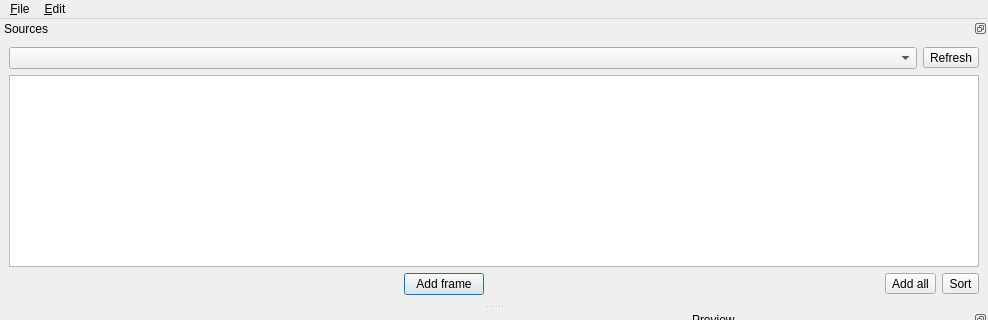
Qt form animation-editor/editor.ui (dos1/libsuperderpy-utils) before a commit; both pictures show x 0 to 988 and y 0 to 320 of the 988 by 637 pixel window.
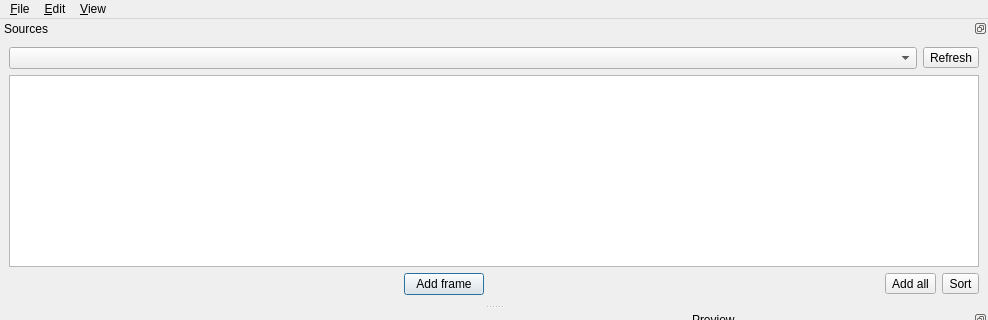
The same form after that commit. Icons and pictures are not drawn. Custom widgets are drawn as their Qt base class.

Commit message: animation-editor: Allow to toggle linear filtering in preview

Patch:
```diff
--- a/animation-editor/editor.ui
+++ b/animation-editor/editor.ui
@@ -326,8 +326,15 @@
     <addaction name="actionCopy"/>
     <addaction name="actionPaste"/>
    </widget>
+   <widget class="QMenu" name="menu_View">
+    <property name="title">
+     <string>&amp;View</string>
+    </property>
+    <addaction name="actionUse_linear_filtering"/>
+   </widget>
    <addaction name="menuFile"/>
    <addaction name="menuEdit"/>
+   <addaction name="menu_View"/>
   </widget>
   <widget class="QDockWidget" name="dockWidget_2">
    <property name="sizePolicy">
```
Left out of the diff: 14 changed lines with no effect on the pictures. The commit also changes 2 other files.
